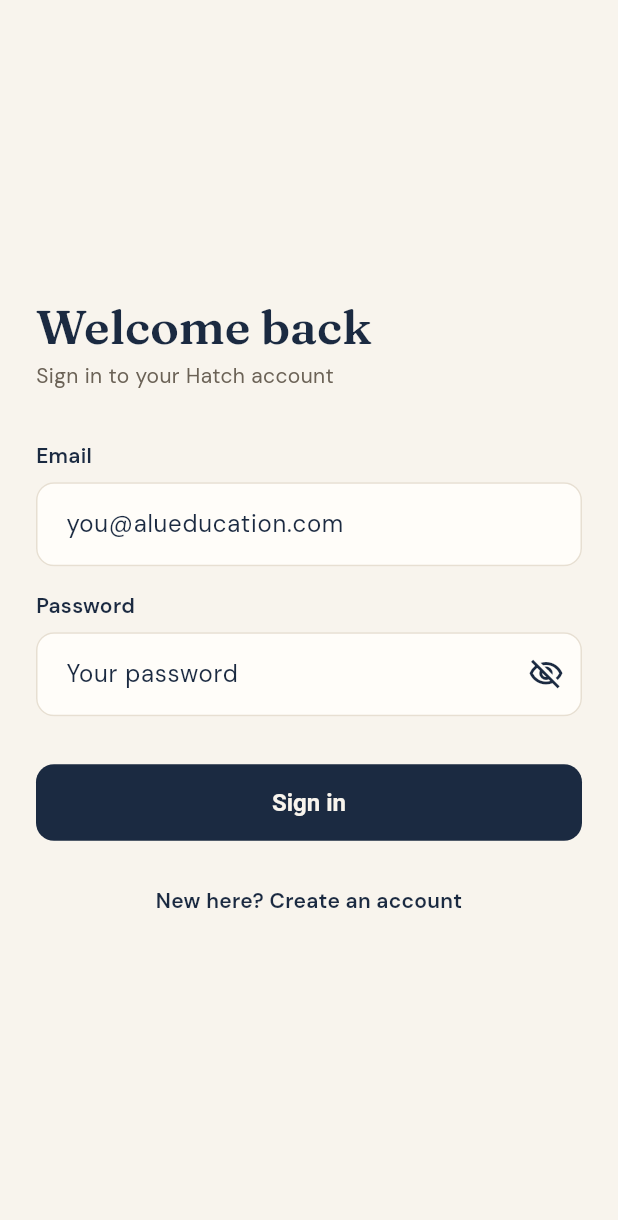
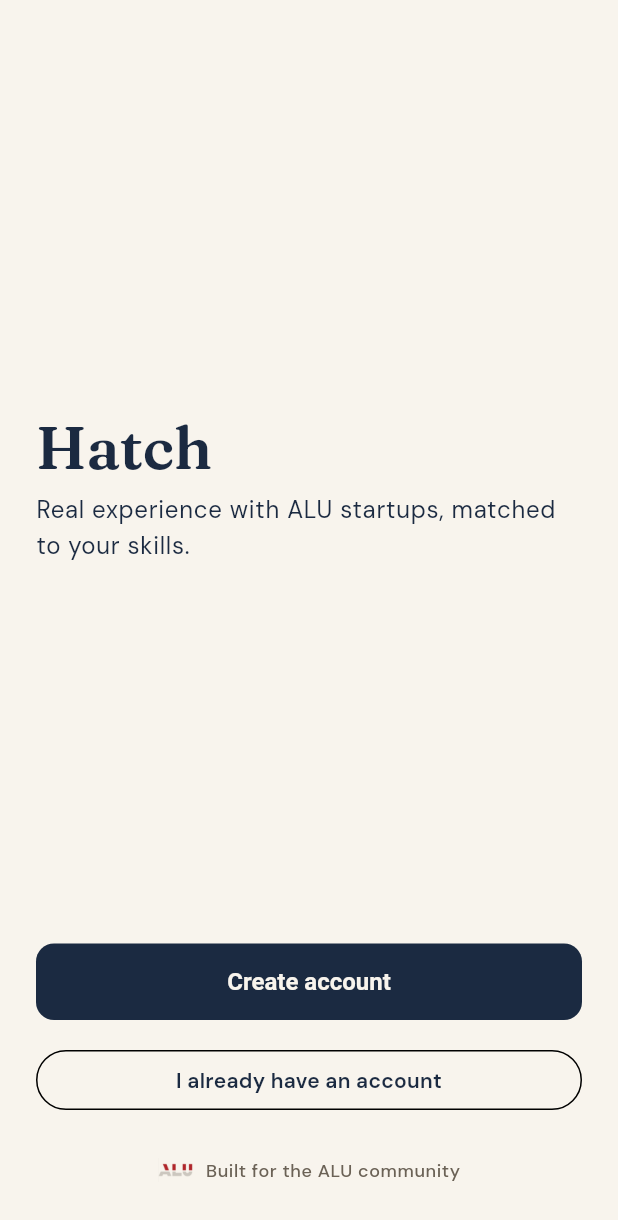
Before and after one commit to teniolaiji/Hatch_MobileDev_Formative2, a Flutter app: the screen it shows after launch, on a phone screen of 412 x 824 dp. Shown: the top 1220 px of the screen. Run offline on Flutter 3.47's test engine with Material 3 defaults, Android fonts, the phone set to English and light mode, and no system bars; our stand-ins replace firebase_auth, firebase_core, flutter_riverpod, go_router, google_fonts; accounts and stored records are empty.

Commit message:
Blend ALU logo into welcome background

```diff
--- a/lib/core/router/app_router.dart
+++ b/lib/core/router/app_router.dart
@@ -6,26 +6,28 @@
 import '../../features/auth/presentation/login_screen.dart';
 import '../../features/home/presentation/home_screen.dart';
 import '../../features/auth/presentation/signup_screen.dart';
+import '../../features/auth/presentation/welcome_screen.dart';
 
 class Routes {
   Routes._();
   static const login = '/login';
   static const home = '/home';
   static const signup = '/signup';
+  static const welcome = '/welcome';
 }
 
 final routerProvider = Provider<GoRouter>((ref) {
   final authRepository = ref.watch(authRepositoryProvider);
 
   return GoRouter(
-    initialLocation: Routes.home,
+    initialLocation: Routes.welcome,
     refreshListenable: GoRouterRefreshStream(authRepository.authStateChanges),
     redirect: (context, state) {
       final loggedIn = authRepository.currentUser != null;
       final loc = state.matchedLocation;
-      final onAuthScreen = loc == Routes.login || loc == Routes.signup;
+      final onAuthScreen = loc == Routes.welcome || loc == Routes.login || loc == Routes.signup;
 
-      if (!loggedIn && !onAuthScreen) return Routes.login;
+      if (!loggedIn && !onAuthScreen) return Routes.welcome;
       if (loggedIn && onAuthScreen) return Routes.home;
       return null;
     },
@@ -41,6 +43,10 @@
       GoRoute(
         path: Routes.signup,
         builder: (context, state) => const SignupScreen(),
+      ),
+      GoRoute(
+        path: Routes.welcome,
+        builder: (context, state) => const WelcomeScreen(),
       ),
     ],
   );
--- /dev/null
+++ b/lib/features/auth/presentation/welcome_screen.dart
@@ -0,0 +1,62 @@
+import 'package:flutter/material.dart';
+import 'package:flutter_riverpod/flutter_riverpod.dart';
+import 'package:go_router/go_router.dart';
+import '../../../core/router/app_router.dart';
+import '../../../core/theme/app_spacing.dart';
+import '../../../core/theme/app_colors.dart';
+
+class WelcomeScreen extends ConsumerWidget {
+  const WelcomeScreen({super.key});
+
+  @override
+  Widget build(BuildContext context, WidgetRef ref) {
+    final text = Theme.of(context).textTheme;
+    return Scaffold(
+      body: SafeArea(
+        child: Padding(
+          padding: const EdgeInsets.all(AppSpacing.lg),
+          child: Column(
+            crossAxisAlignment: CrossAxisAlignment.stretch,
+            children: [
+              const Spacer(),
+              Text('Hatch', style: text.displayLarge),
+              const SizedBox(height: AppSpacing.sm),
+              Text(
+                'Real experience with ALU startups, matched to your skills.',
+                style: text.bodyLarge,
+              ),
+              const Spacer(),
+              ElevatedButton(
+                onPressed: () => context.push(Routes.signup),
+                child: const Text('Create account'),
+              ),
+              const SizedBox(height: AppSpacing.md),
+              OutlinedButton(
+                onPressed: () => context.push(Routes.login),
+                child: const Text('I already have an account'),
+              ),
+              const SizedBox(height: AppSpacing.lg),
+              Center(
+                child: Row(
+                  mainAxisSize: MainAxisSize.min,
+                  children: [
+                    Image.asset(
+                      'assets/images/alu_logo.png',
+                      height: 24,
+                      width: 24,
+                      color: AppColors.background,
+                      colorBlendMode: BlendMode.multiply,
+                    ),
+                    const SizedBox(width: AppSpacing.sm),
+                    Text('Built for the ALU community', style: text.labelSmall),
+                  ],
+                ),
+              ),
+              const SizedBox(height: AppSpacing.sm),
+            ],
+          ),
+        ),
+      ),
+    );
+  }
+}
--- a/pubspec.yaml
+++ b/pubspec.yaml
@@ -58,7 +58,8 @@
 
 # The following section is specific to Flutter packages.
 flutter:
-
+  assets:
+    - assets/images/
   # The following line ensures that the Material Icons font is
   # included with your application, so that you can use the icons in
   # the material Icons class.
```
Also changed, not shown: assets/images/alu_logo.png (added).
